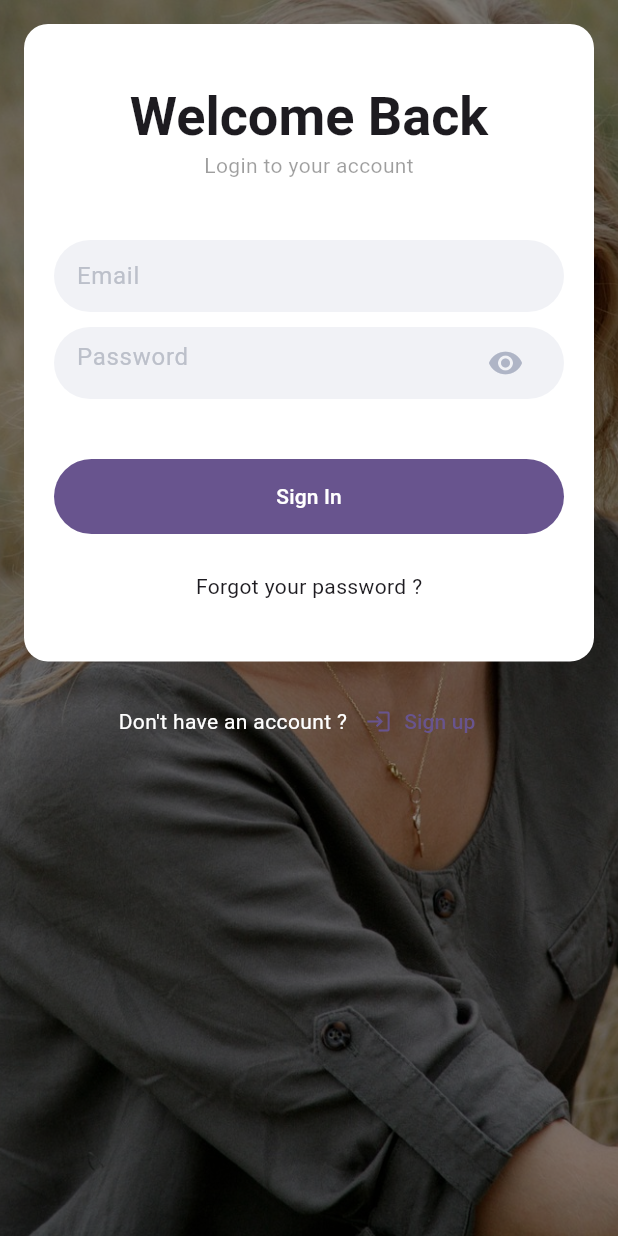
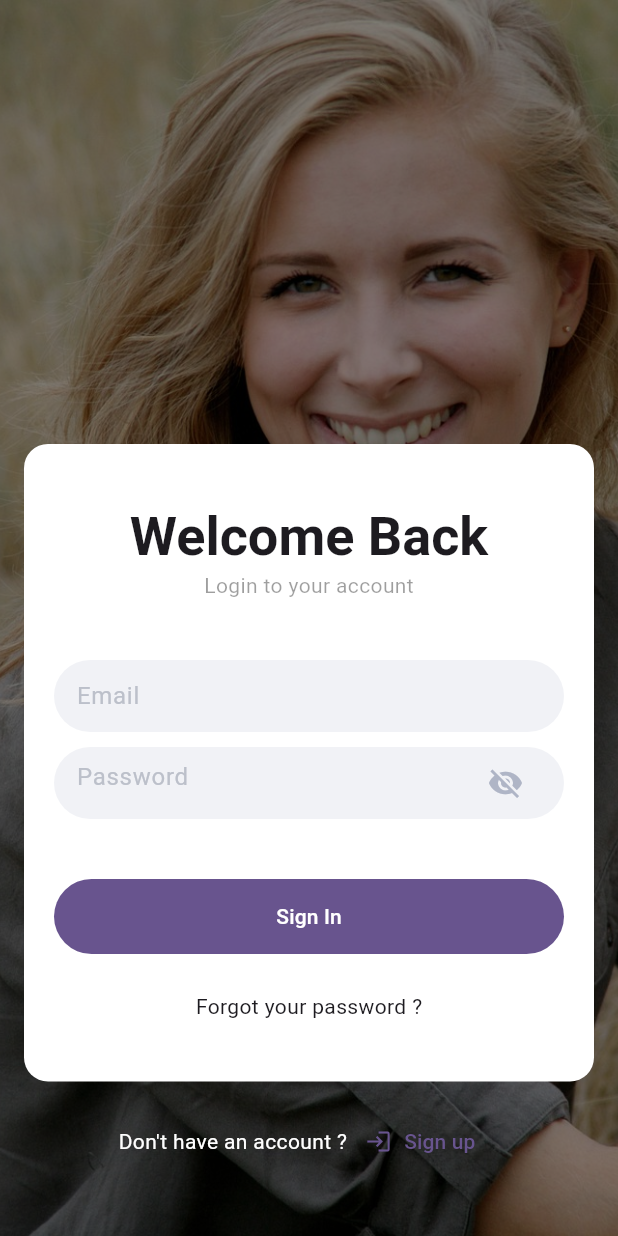
Before and after one commit to Jeremi-Koloma/my_social_media, a Flutter app: the screen it shows after launch, on a phone screen of 412 x 824 dp. Run offline on Flutter 3.47's test engine with Material 2 defaults, Android fonts, the phone set to English and light mode, and no system bars; our stand-ins replace get.

Commit message:
Showing and Hidden eye password Okay

```diff
--- /dev/null
+++ b/lib/background_image.dart
@@ -0,0 +1,18 @@
+import 'package:flutter/material.dart';
+
+class BackgroundImage extends StatelessWidget {
+  const BackgroundImage({super.key});
+
+  @override
+  Widget build(BuildContext context) {
+    return Container(
+      decoration: const BoxDecoration(
+        image: DecorationImage(
+          image: AssetImage("assets/images/smile_bg.jpg"),
+          fit: BoxFit.cover,
+          colorFilter: ColorFilter.mode(Colors.black45, BlendMode.darken),
+        ),
+      ),
+    );
+  }
+}
--- /dev/null
+++ b/lib/login/login_controller.dart
@@ -0,0 +1,11 @@
+import 'package:flutter/material.dart';
+import 'package:get/get.dart';
+
+class LoginController extends GetxController {
+  // Variable de type pour affichier et cacher l'oeil du mots de passe
+  RxBool showEyePassword = false.obs;
+
+
+  // Pour le contrôle des champs du formulaire, nous avons besoin d'un controller
+  final formKey = GlobalKey<FormState>();
+}
--- a/lib/login/login_page.dart
+++ b/lib/login/login_page.dart
@@ -1,32 +1,33 @@
 import 'package:flutter/material.dart';
+import 'package:get/get.dart';
+import 'package:my_social_media/background_image.dart';
+import 'package:my_social_media/login/login_controller.dart';
 
 class LoginPage extends StatelessWidget {
   const LoginPage({super.key});
 
   @override
   Widget build(BuildContext context) {
+    // Le thème de couleur de notre application
     final textTheme = Theme.of(context).textTheme;
+    // créeons une instance de notre contoller Login
+    var controller = LoginController();
     return SafeArea(
       child: Stack(
         children: [
-          Container(
-            decoration: const BoxDecoration(
-              image: DecorationImage(
-                image: AssetImage("assets/images/smile_bg.jpg"),
-                fit: BoxFit.cover,
-                colorFilter: ColorFilter.mode(Colors.black45, BlendMode.darken),
-              ),
-            ),
-          ),
+          const BackgroundImage(),
           Scaffold(
             backgroundColor: Colors.transparent,
-            body: SingleChildScrollView(
+            body: Form(
+              key: controller.formKey, // Liaison de notre controller
+              child: SingleChildScrollView(
                 child: Column(
                   crossAxisAlignment: CrossAxisAlignment.center,
+                  mainAxisAlignment: MainAxisAlignment.end,
                   children: [
-                  // SizedBox(
-                  //   height: 280.0,
-                  // ),
+                    const SizedBox(
+                      height: 280.0,
+                    ),
                     Container(
                       margin: const EdgeInsets.all(16.0),
                       padding: const EdgeInsets.only(
@@ -77,7 +78,8 @@
                               borderRadius: BorderRadius.circular(50.0),
                               color: const Color(0xffF1F2F6),
                             ),
-                          child: TextFormField(
+                            child: Obx(() {
+                              return TextFormField(
                                 obscureText: true,
                                 decoration: InputDecoration(
                                   hintText: 'Password',
@@ -85,14 +87,23 @@
                                       const TextStyle(color: Color(0xffBCC0CA)),
                                   border: InputBorder.none,
                                   suffixIcon: IconButton(
-                                onPressed: () {},
-                                icon: const Icon(
+                                    onPressed: () {
+                                      // Ecoutons le clique de l'icon
+                                      controller.showEyePassword.toggle();
+                                    },
+                                    icon: controller.showEyePassword.value
+                                        ? const Icon(
                                             Icons.visibility,
+                                            color: Color(0xffAFB5C6),
+                                          )
+                                        : const Icon(
+                                            Icons.visibility_off,
                                             color: Color(0xffAFB5C6),
                                           ),
                                   ),
                                 ),
-                          ),
+                              );
+                            }),
                           ),
                           const SizedBox(
                             height: 40.0,
@@ -132,6 +143,7 @@
                 ),
               ),
             ),
+          ),
         ],
       ),
     );
--- a/pubspec.yaml
+++ b/pubspec.yaml
@@ -35,6 +35,7 @@
   # The following adds the Cupertino Icons font to your application.
   # Use with the CupertinoIcons class for iOS style icons.
   cupertino_icons: ^1.0.2
+  get: ^4.6.6
 
 dev_dependencies:
   flutter_test:
```
Also changed, not shown: pubspec.lock. Lines whose indentation alone changed are shown as unchanged.
